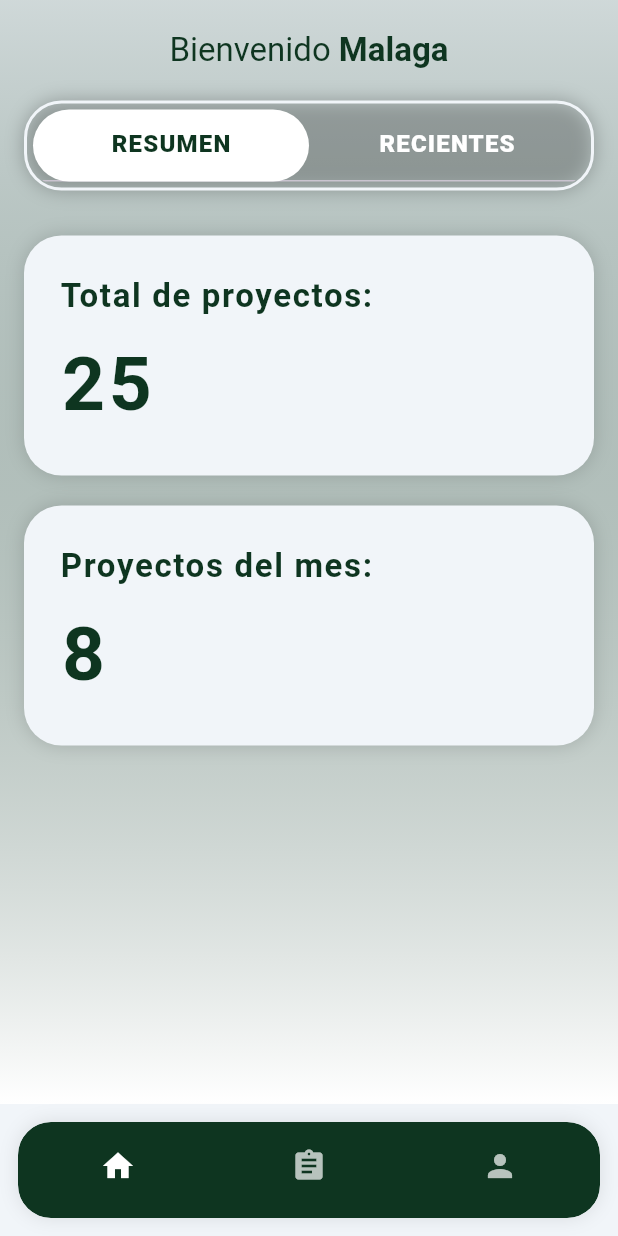
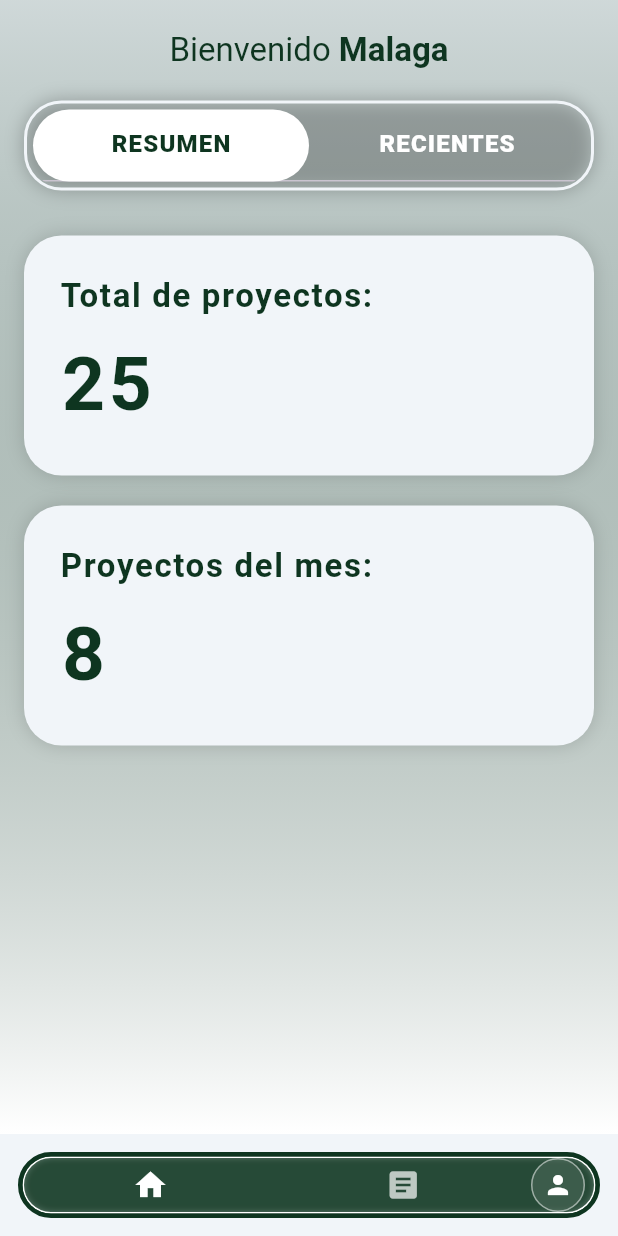
Before and after one commit to jacalvoag/Sylvara_Frontend, a Flutter app: the screen it shows after launch, on a phone screen of 412 x 824 dp. Run offline on Flutter 3.47's test engine with Material 3 defaults, Android fonts, the phone set to English and light mode, and no system bars; Roboto replaces fonts that are missing (Montserrat).

Commit message:
feat: Actualización navbar

```diff
--- a/lib/core/widgets/menu_navegation.dart
+++ b/lib/core/widgets/menu_navegation.dart
@@ -20,15 +20,15 @@ class MenuNavegation extends StatelessWidget {
   @override
   Widget build(BuildContext context) {
     return Container(
+      width: 244,
+      height: 44,
       decoration: BoxDecoration(
+        color: const Color(0xFF0E3520),
+        border: Border.all(
+          color: const Color(0xFF0E3520),
+          width: 3,
+        ),
         borderRadius: BorderRadius.circular(22),
-        boxShadow: [
-          BoxShadow(
-            color: Colors.black.withOpacity(0.1),
-            blurRadius: 10,
-            offset: const Offset(0, 0),
-          ),
-        ],
       ),
       child: ClipRRect(
         borderRadius: BorderRadius.circular(22),
@@ -36,55 +36,81 @@ class MenuNavegation extends StatelessWidget {
           filter: ImageFilter.blur(sigmaX: 3.5, sigmaY: 3.5),
           child: Container(
             decoration: BoxDecoration(
-              color: const Color(0xFF0E3520),
+              color: const Color(0xFFFCFFFD).withOpacity(0.1),
               border: Border.all(
-                color: const Color(0xFF0E3520),
-                width: 3,
+                color: Colors.white,
+                width: 1,
               ),
               borderRadius: BorderRadius.circular(22),
             ),
-            child: BottomNavigationBar(
-              currentIndex: currentIndex,
-              onTap: onTap,
-              backgroundColor: Colors.transparent,
-              elevation: 0,
-              type: BottomNavigationBarType.fixed,
-              items: [
-                BottomNavigationBarItem(
-                  icon: Icon(
-                    Icons.home,
-                    size: 24,
-                    color: currentIndex == 0
-                        ? (selectedItemColor ?? Colors.white)
-                        : (unselectedItemColor ?? Colors.white70),
+            child: Row(
+              mainAxisAlignment: MainAxisAlignment.spaceEvenly,
+              children: [
+                // Home icon
+                Expanded(
+                  child: GestureDetector(
+                    onTap: () => onTap(0),
+                    child: Container(
+                      color: Colors.transparent,
+                      child: Center(
+                        child: Icon(
+                          Icons.home,
+                          size: 24,
+                          color: currentIndex == 0
+                              ? (selectedItemColor ?? Colors.white)
+                              : (unselectedItemColor ?? Colors.white.withOpacity(0.7)),
+                        ),
+                      ),
+                    ),
                   ),
-                  label: 'Inicio',
                 ),
-                BottomNavigationBarItem(
-                  icon: Icon(
-                    Icons.assignment,
-                    size: 24,
-                    color: currentIndex == 1
-                        ? (selectedItemColor ?? Colors.white)
-                        : (unselectedItemColor ?? Colors.white70),
+
+                // Documents icon
+                Expanded(
+                  child: GestureDetector(
+                    onTap: () => onTap(1),
+                    child: Container(
+                      color: Colors.transparent,
+                      child: Center(
+                        child: Icon(
+                          Icons.article,
+                          size: 24,
+                          color: currentIndex == 1
+                              ? (selectedItemColor ?? Colors.white)
+                              : (unselectedItemColor ?? Colors.white.withOpacity(0.7)),
+                        ),
+                      ),
+                    ),
                   ),
-                  label: 'Proyectos',
                 ),
-                BottomNavigationBarItem(
-                  icon: Icon(
-                    Icons.person,
-                    size: 24,
-                    color: currentIndex == 2
-                        ? (selectedItemColor ?? Colors.white)
-                        : (unselectedItemColor ?? Colors.white70),
+
+                // Profile/Avatar
+                Padding(
+                  padding: const EdgeInsets.only(right: 5),
+                  child: GestureDetector(
+                    onTap: () => onTap(2),
+                    child: Container(
+                      width: 38,
+                      height: 38,
+                      decoration: BoxDecoration(
+                        shape: BoxShape.circle,
+                        color: currentIndex == 2
+                            ? Colors.white.withOpacity(0.3)
+                            : Colors.white.withOpacity(0.1),
+                        border: Border.all(
+                          color: Colors.white.withOpacity(0.5),
+                          width: 1,
+                        ),
+                      ),
+                      child: const Icon(
+                        Icons.person,
+                        size: 20,
+                        color: Colors.white,
+                      ),
+                    ),
                   ),
-                  label: 'Perfil',
                 ),
               ],
-              selectedItemColor: selectedItemColor ?? Colors.white,
-              unselectedItemColor: unselectedItemColor ?? Colors.white70,
-              showSelectedLabels: false,
-              showUnselectedLabels: false,
             ),
           ),
         ),
```
